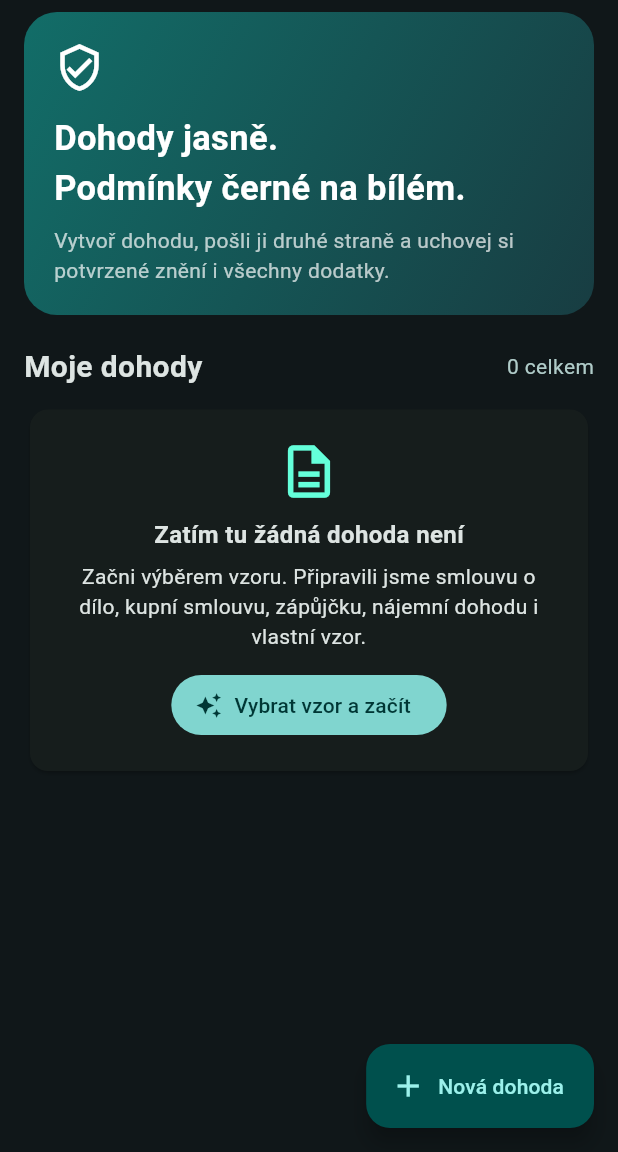
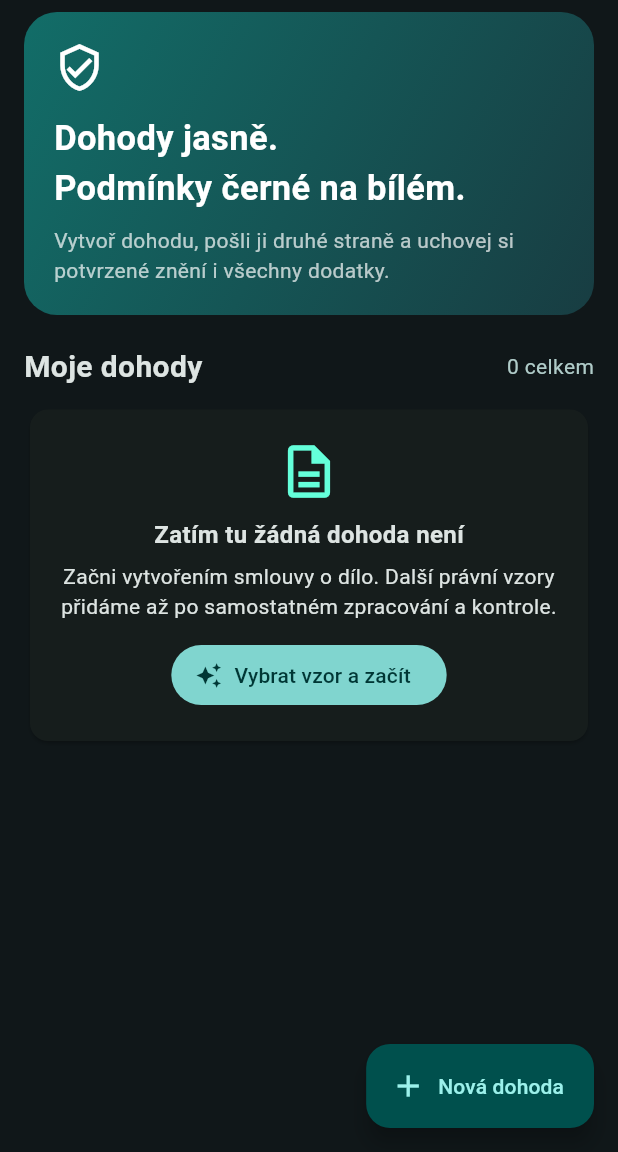
Before and after one commit to 761993RadiM/DEALPROOF, a Flutter app: the HomePage screen opened directly, on a phone screen of 412 x 824 dp, the part 84-1236 px from its top. Run offline on Flutter 3.47's test engine with Material 3 defaults, Android fonts, the phone set to English and light mode, and no system bars; our stand-ins replace pdf, printing, share_plus, signature, supabase_flutter; accounts and stored records are empty.

Commit message:
Show only the contract template currently available

```diff
--- a/lib/main.dart
+++ b/lib/main.dart
@@ -126,7 +126,7 @@ class _HomeState extends State<HomePage>{
      const SizedBox(height:10),
      const Text('Zatím tu žádná dohoda není',style:TextStyle(fontWeight:FontWeight.bold,fontSize:16)),
      const SizedBox(height:6),
-     const Text('Začni výběrem vzoru. Připravili jsme smlouvu o dílo, kupní smlouvu, zápůjčku, nájemní dohodu i vlastní vzor.',textAlign:TextAlign.center),
+     const Text('Začni vytvořením smlouvy o dílo. Další právní vzory přidáme až po samostatném zpracování a kontrole.',textAlign:TextAlign.center),
      const SizedBox(height:12),
      FilledButton.icon(onPressed:create,icon:const Icon(Icons.auto_awesome),label:const Text('Vybrat vzor a začít'))
     ]))),
```
